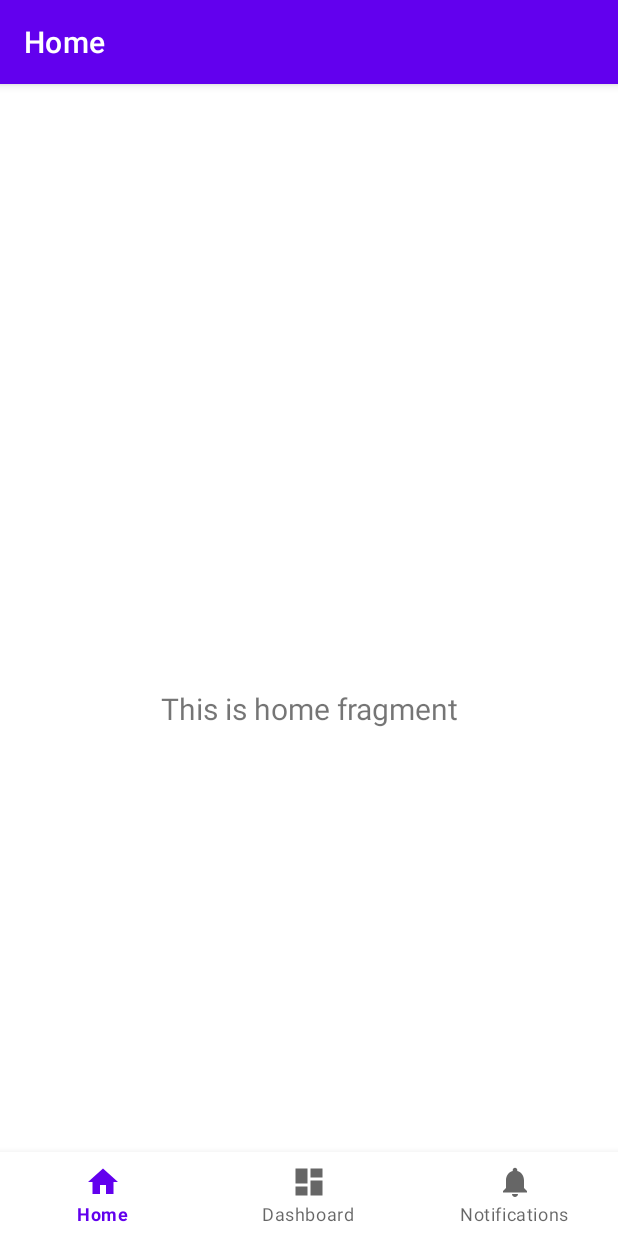
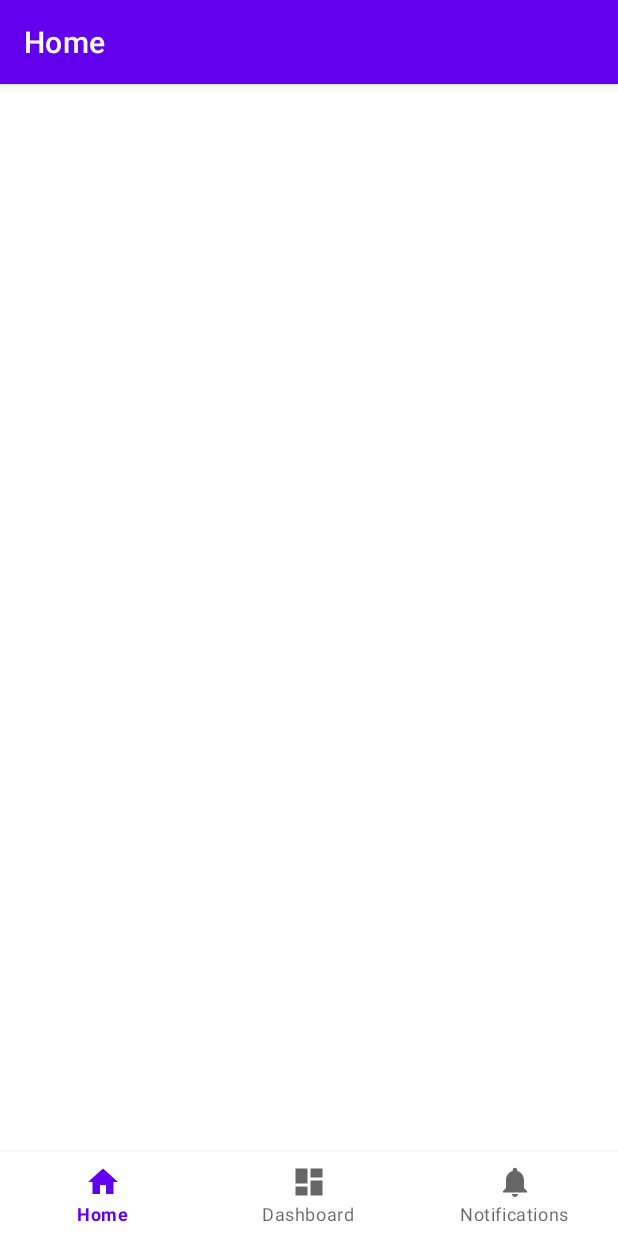
Before and after one commit to JBeni/ExpenseManagementApp, an Android app: the screen it shows after launch (MainActivity), on a phone screen of 412 x 824 dp. Run offline under Robolectric (Android 15) with nearby library versions, the phone set to English and light mode, and no system bars; our stand-ins replace navigation-ui; 1 statement that could not run was skipped.

Commit message:
remove text and click listener for button

```diff
--- a/app/src/main/java/com/example/expensemanagementapp/ui/home/HomeFragment.java
+++ b/app/src/main/java/com/example/expensemanagementapp/ui/home/HomeFragment.java
@@ -8,31 +8,45 @@ import android.widget.TextView;
 
 import androidx.annotation.NonNull;
 import androidx.annotation.Nullable;
+import androidx.appcompat.app.AppCompatActivity;
 import androidx.fragment.app.Fragment;
 import androidx.lifecycle.Observer;
 import androidx.lifecycle.ViewModelProvider;
+import androidx.navigation.NavController;
+import androidx.navigation.Navigation;
+import androidx.navigation.ui.AppBarConfiguration;
 
+import com.example.expensemanagementapp.MainActivity;
 import com.example.expensemanagementapp.R;
 import com.example.expensemanagementapp.databinding.FragmentHomeBinding;
+import com.google.android.material.snackbar.Snackbar;
 
 public class HomeFragment extends Fragment {
 
     private HomeViewModel homeViewModel;
     private FragmentHomeBinding binding;
 
-    public View onCreateView(@NonNull LayoutInflater inflater,
-                             ViewGroup container, Bundle savedInstanceState) {
-        homeViewModel =
-                new ViewModelProvider(this).get(HomeViewModel.class);
+    private AppBarConfiguration appBarConfiguration;
+
+    public View onCreateView(@NonNull LayoutInflater inflater, ViewGroup container, Bundle savedInstanceState) {
+        homeViewModel = new ViewModelProvider(this).get(HomeViewModel.class);
 
         binding = FragmentHomeBinding.inflate(inflater, container, false);
         View root = binding.getRoot();
 
-        final TextView textView = binding.textHome;
+        // ((AppCompatActivity)getActivity()).setSupportActionBar(binding.toolbar);
+
+        binding.fab.setOnClickListener(new View.OnClickListener() {
+            @Override
+            public void onClick(View view) {
+                Snackbar.make(view, "Replace with your own action", Snackbar.LENGTH_LONG)
+                        .setAction("Action", null).show();
+            }
+        });
+
         homeViewModel.getText().observe(getViewLifecycleOwner(), new Observer<String>() {
             @Override
             public void onChanged(@Nullable String s) {
-                textView.setText(s);
             }
         });
         return root;
--- a/app/src/main/java/com/example/expensemanagementapp/ui/home/HomeViewModel.java
+++ b/app/src/main/java/com/example/expensemanagementapp/ui/home/HomeViewModel.java
@@ -10,7 +10,7 @@ public class HomeViewModel extends ViewModel {
 
     public HomeViewModel() {
         mText = new MutableLiveData<>();
-        mText.setValue("This is home fragment");
+        // mText.setValue("This is home fragment");
     }
 
     public LiveData<String> getText() {
```
